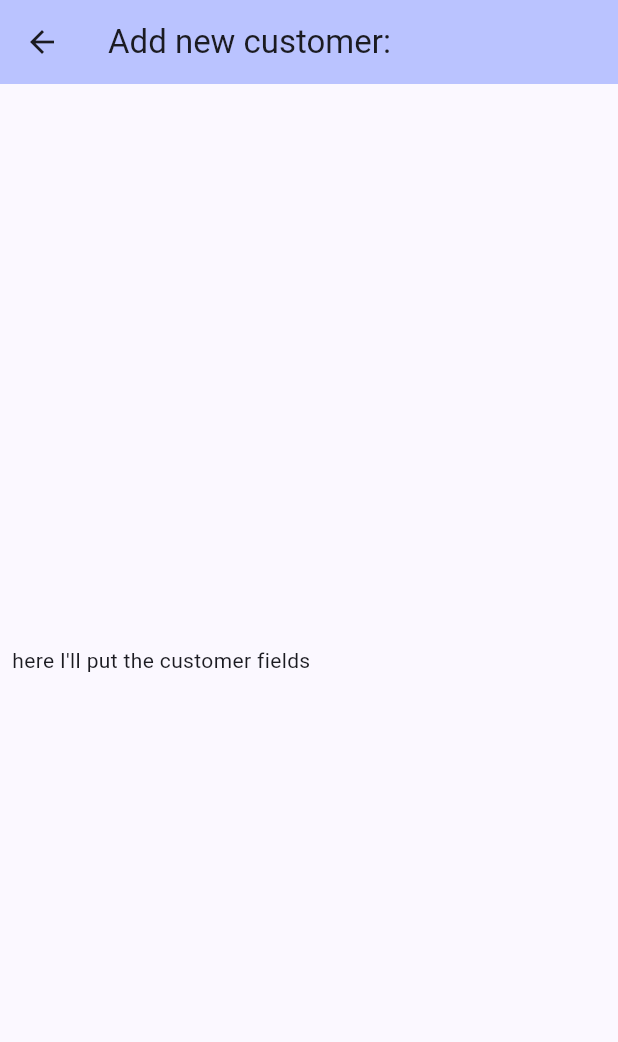
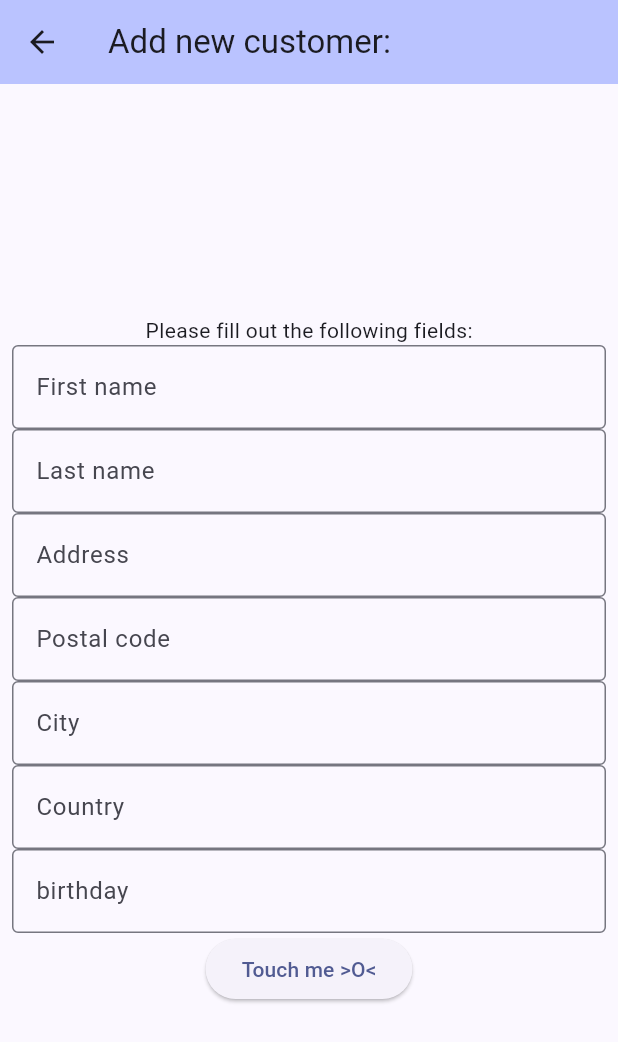
Before and after one commit to Sanschagrin/mobile_assignment, a Flutter app: the NewCustomer screen opened directly, on a phone screen of 412 x 824 dp. Shown: the top 1042 px of the screen. Run offline on Flutter 3.47's test engine with Material 3 defaults, Android fonts, the phone set to English and light mode, and no system bars; our stand-ins replace floor, sqflite; missing offline and left inert: encrypted_shared_preferences; accounts and stored records are empty; generated files the repository leaves out were written again.

```diff
--- /dev/null
+++ b/lib/CustomerRecord.dart
@@ -0,0 +1,24 @@
+import 'package:floor/floor.dart';
+
+@entity //variable names will be the column names
+class CustomerRecord{
+  static int ID = 1;
+
+  @primaryKey
+  final int id;
+
+  final String firstName;
+  final String lastName;
+  final String address;
+  final String postalCode;
+  final String city;
+  final String country;
+  final String birthday;
+
+
+  CustomerRecord(this.id, this.firstName, this.lastName, this.address,
+      this.postalCode, this.city, this.country, this.birthday){
+    if(id >= ID)
+      ID = id+1; //ID will always be greater than biggest db id
+  }
+}
--- /dev/null
+++ b/lib/CustomersDAO.dart
@@ -0,0 +1,18 @@
+import 'package:floor/floor.dart';
+import 'CustomerRecord.dart';
+
+@dao //floor to generate the bodies
+abstract class CustomersDAO{ //no function body
+
+  @insert //make it an insert function to generate
+  Future<void> insertItem(CustomerRecord itm); //asynchronous, return a future
+
+  @delete //generate the deletion statement
+  Future<int> deleteItem(CustomerRecord itm);
+
+  @Query('Select * from ToDoItem')
+  Future<List<CustomerRecord>> getAllItems();
+
+  @update
+  Future<int> updateItem(CustomerRecord itm);
+}
--- /dev/null
+++ b/lib/CustomersDatabase.dart
@@ -0,0 +1,17 @@
+import 'dart:async';
+import 'package:floor/floor.dart';
+import 'package:sqflite/sqflite.dart' as sqflite;
+
+import 'package:floor/floor.dart';
+import 'CustomerRecord.dart';
+import 'CustomersDAO.dart';
+
+part 'CustomersDatabase.g.dart'; // the generated code will be there
+
+@Database(version:1, entities: [CustomerRecord])
+abstract class CustomersDatabase extends FloorDatabase{
+
+  //get interface to database
+  CustomersDAO get getDao; //variable declaration for giving you access to insert, delete, update, query
+
+}
--- a/lib/NewCustomer.dart
+++ b/lib/NewCustomer.dart
@@ -6,7 +6,52 @@ class NewCustomer extends StatefulWidget {
   State<NewCustomer> createState() => NewCustomerState();
 }
 
+
+
 class NewCustomerState extends State<NewCustomer> {
+  void buttonClicked() {
+    return ; //add saveability
+  }
+  //fields:
+    //firstName
+    //lastName
+    //address
+    //postal code
+    //city
+    //country
+    //birthday
+  late TextEditingController _firstName;
+  late TextEditingController _lastName;
+  late TextEditingController _address;
+  late TextEditingController _postalCode;
+  late TextEditingController _city;
+  late TextEditingController _country;
+  late TextEditingController _birthday;
+
+  @override
+  void initState() {
+    super.initState();
+    _firstName = TextEditingController();
+    _lastName = TextEditingController();
+    _address = TextEditingController();
+    _postalCode = TextEditingController();
+    _city = TextEditingController();
+    _country = TextEditingController();
+    _birthday = TextEditingController();
+  }
+
+  @override
+  void dispose() {
+    _firstName.dispose();
+    _lastName.dispose();
+    _address.dispose();
+    _postalCode.dispose();
+    _city.dispose();
+    _country.dispose();
+    _birthday.dispose();
+    super.dispose();
+  }
+
   @override
   Widget build(BuildContext context) {
       return Scaffold(
@@ -20,9 +65,91 @@ class NewCustomerState extends State<NewCustomer> {
           children: <Widget>[
             Padding(
               padding: const EdgeInsets.all(8.0),
-              child: Row(
+              child: Column(
                 children: [
-                  Text ("here I'll put the customer fields")
+                  Text ("Please fill out the following fields:"),
+
+                  //text field for first name
+                  TextField(
+                    key: ValueKey("firstName"),
+                    controller: _firstName,
+                    decoration: InputDecoration(
+                      hintText:'Type here',
+                      border: OutlineInputBorder(),
+                      labelText: "First name"
+                    )
+                  ),
+
+                  //text field for last name
+                  TextField(controller: _lastName,
+                      key: ValueKey("lastName"),
+                      decoration: InputDecoration(
+                          hintText:'Type here',
+                          border: OutlineInputBorder(),
+                          labelText: "Last name"
+                      )
+                  ),
+
+                  //text field for address
+                  TextField(controller: _address,
+                      key: ValueKey("address"),
+                      decoration: InputDecoration(
+                          hintText:'Type here',
+                          border: OutlineInputBorder(),
+                          labelText: "Address"
+                      )
+                  ),
+
+                  //text field for postal code
+                  //add verification for format
+                  TextField(controller: _postalCode,
+                      key: ValueKey("postalCode"),
+                      decoration: InputDecoration(
+                          hintText:'Type here',
+                          border: OutlineInputBorder(),
+                          labelText: "Postal code"
+                      )
+                  ),
+
+                  //text field for city
+                  TextField(controller: _city,
+                      key: ValueKey("city"),
+                      decoration: InputDecoration(
+                          hintText:'Type here',
+                          border: OutlineInputBorder(),
+                          labelText: "City"
+                      )
+                  ),
+
+                  //text field for country
+                  //make drop down?
+                  TextField(controller: _country,
+                      key: ValueKey("country"),
+                      decoration: InputDecoration(
+                          hintText:'Type here',
+                          border: OutlineInputBorder(),
+                          labelText: "Country"
+                      )
+                  ),
+
+                  //text field for birthday
+                  //add date selector?
+                  TextField(controller: _birthday,
+                      key: ValueKey("birthday"),
+                      decoration: InputDecoration(
+                          hintText:'Type here',
+                          border: OutlineInputBorder(),
+                          labelText: "birthday"
+                      )
+                  ),
+
+                  //button
+                  ElevatedButton(
+                      onPressed:buttonClicked,
+                      child: Text ("Touch me >O<")
+                  ),
+
+
                 ],
               ),
             ),
```
